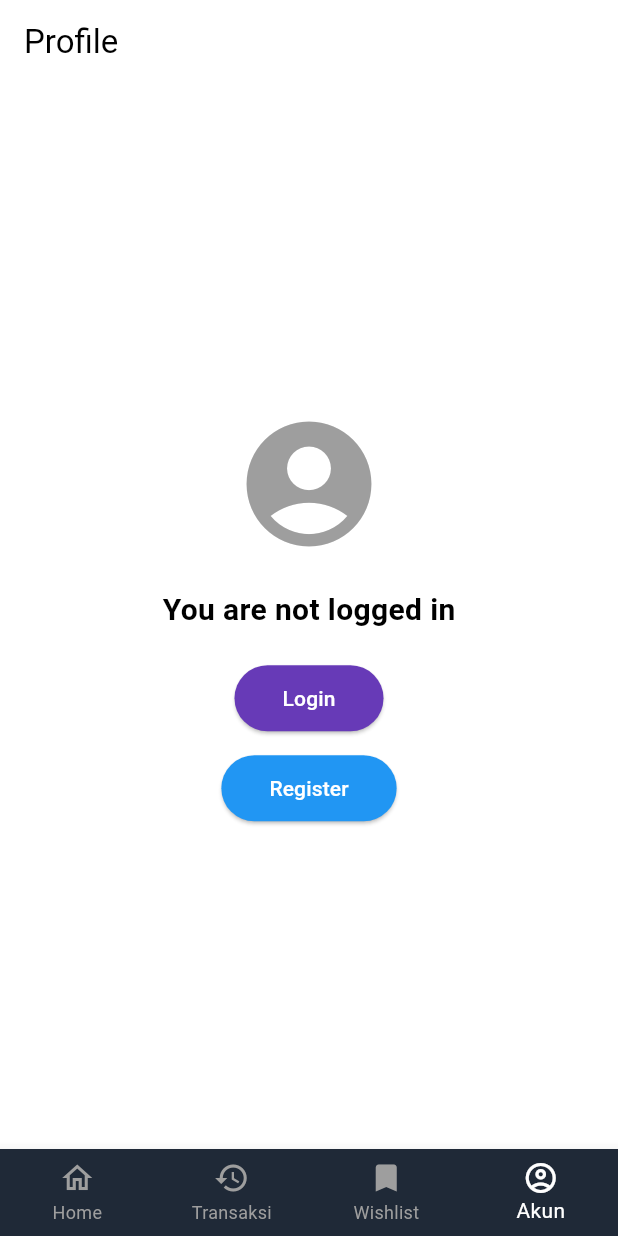
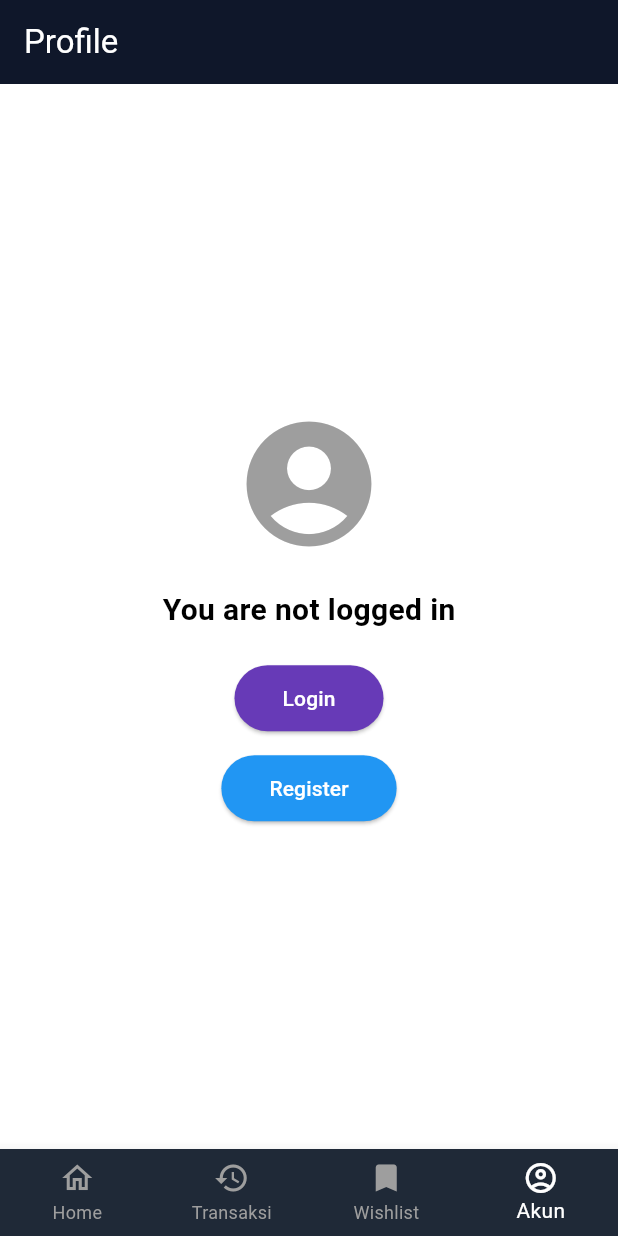
Before and after one commit to PBP24E06/aquaadventurebali_mobile, a Flutter app: the screen it shows after launch, item 4 of the bottom bar chosen, on a phone screen of 412 x 824 dp. Run offline on Flutter 3.47's test engine with Material 3 defaults, Android fonts, the phone set to English and light mode, and no system bars; our stand-ins replace google_fonts; missing offline and left inert: pbp_django_auth.

Commit message:
ganti warna appbar

```diff
--- a/lib/screens/transaction_history.dart
+++ b/lib/screens/transaction_history.dart
@@ -81,6 +81,8 @@ class _TransactionHistoryPageState extends State<TransactionHistoryPage>{
     return Scaffold(
       appBar: AppBar(
         title: const Text('Transaction History'),
+        backgroundColor: const Color(0xFF0F172A),
+        foregroundColor: Colors.white,
       ),
       body: FutureBuilder(
         future: fetchTransactionHistory(request),
--- a/lib/screens/user_profile.dart
+++ b/lib/screens/user_profile.dart
@@ -114,6 +114,8 @@ class _UserProfileState extends State<UserProfile> {
        return Scaffold(
            appBar: AppBar(
                title: const Text('Profile'),
+                backgroundColor: const Color(0xFF0F172A),
+                foregroundColor: Colors.white,
            ),
            body: FutureBuilder<bool>(
                future: checkLoginStatus(request),
```
